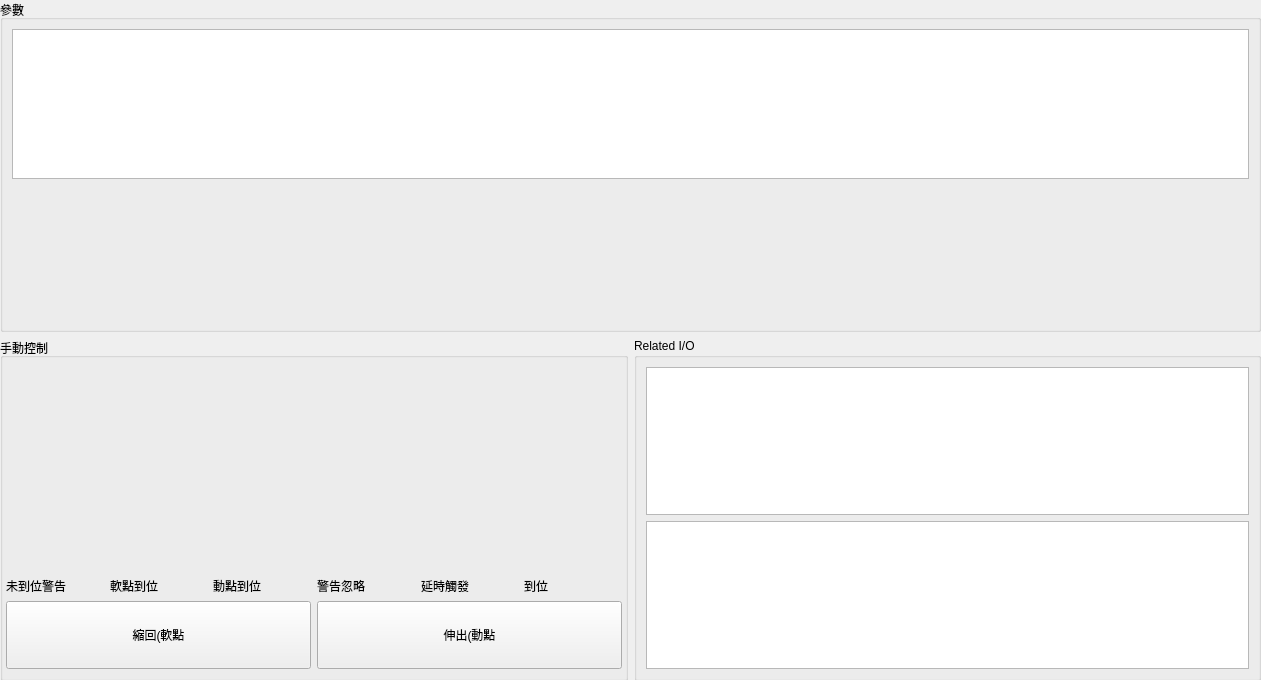
Old version of the form bank-view/frontcylinderpanel.ui in the repository smandyscom/front-base-widget.
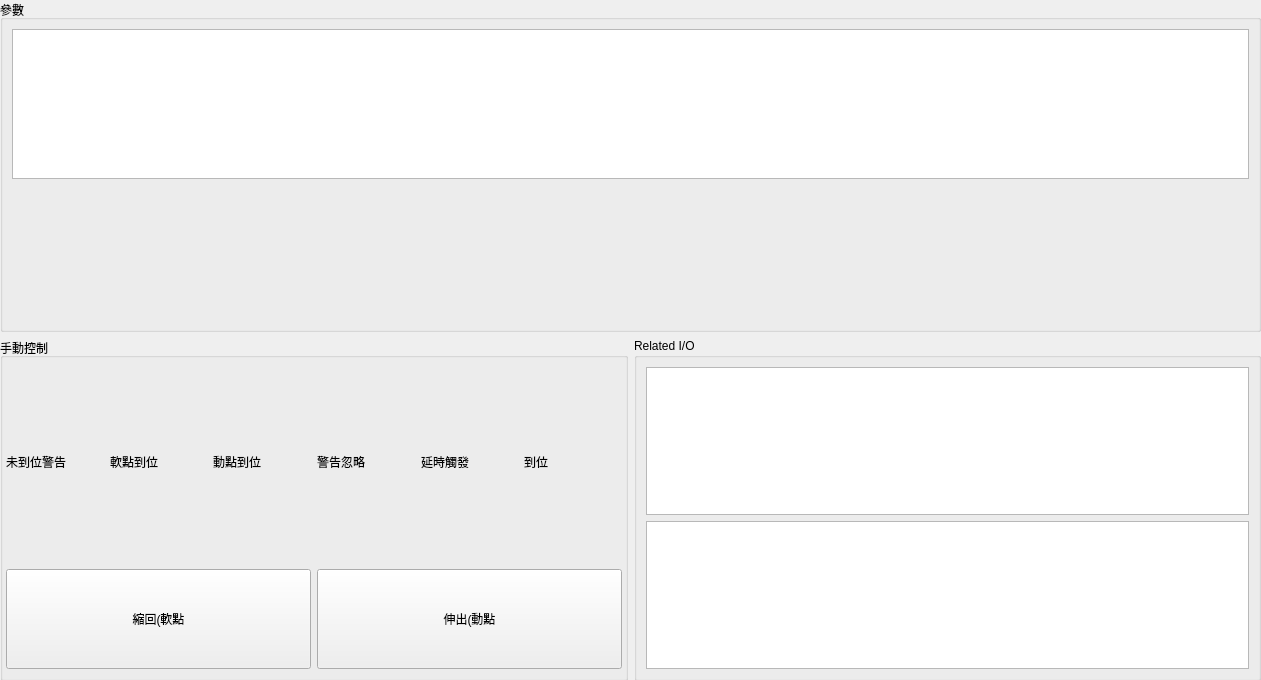
New version of the form.

The edit to the form file:
```diff
--- a/bank-view/frontcylinderpanel.ui
+++ b/bank-view/frontcylinderpanel.ui
@@ -100,26 +100,6 @@
          </property>
          <item>
           <layout class="QVBoxLayout" name="verticalLayoutControl">
-           <item>
-            <widget class="QWidget" name="widgetBankTransfer" native="true">
-             <property name="sizePolicy">
-              <sizepolicy hsizetype="Expanding" vsizetype="Expanding">
-               <horstretch>0</horstretch>
-               <verstretch>0</verstretch>
-              </sizepolicy>
-             </property>
-             <property name="minimumSize">
-              <size>
-               <width>0</width>
-               <height>210</height>
-              </size>
-             </property>
-             <property name="styleSheet">
-              <string notr="true">border-color: rgb(0, 0, 0);
-gridline-color: rgb(0, 0, 0);</string>
-             </property>
-            </widget>
-           </item>
            <item>
             <layout class="QHBoxLayout" name="horizontalLayoutStatus">
              <item>
```
